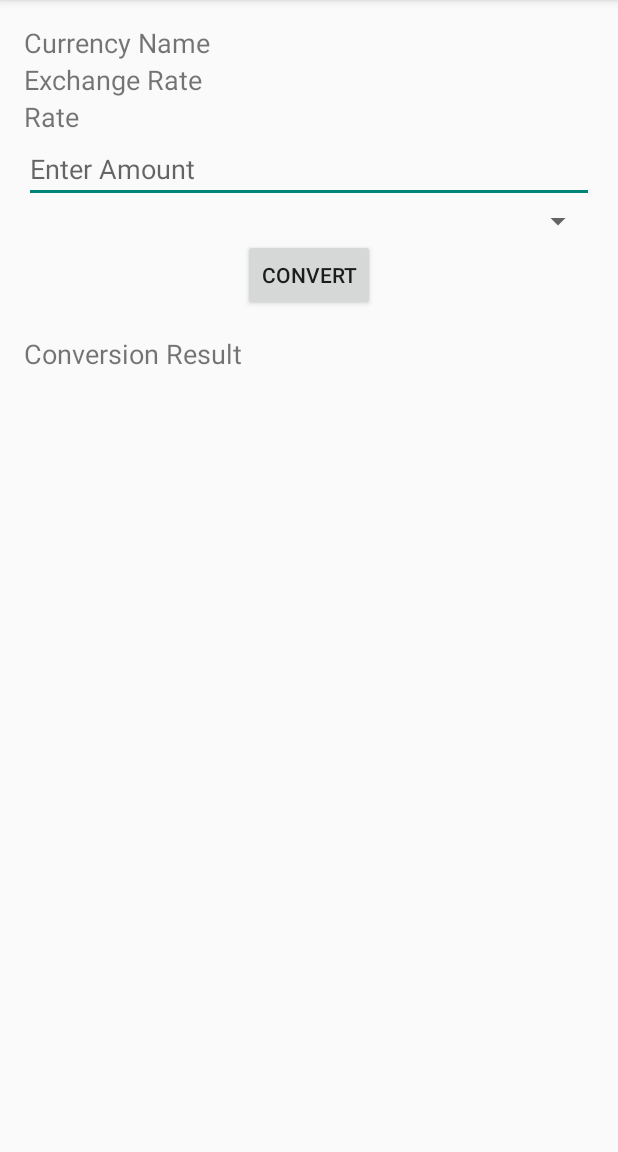
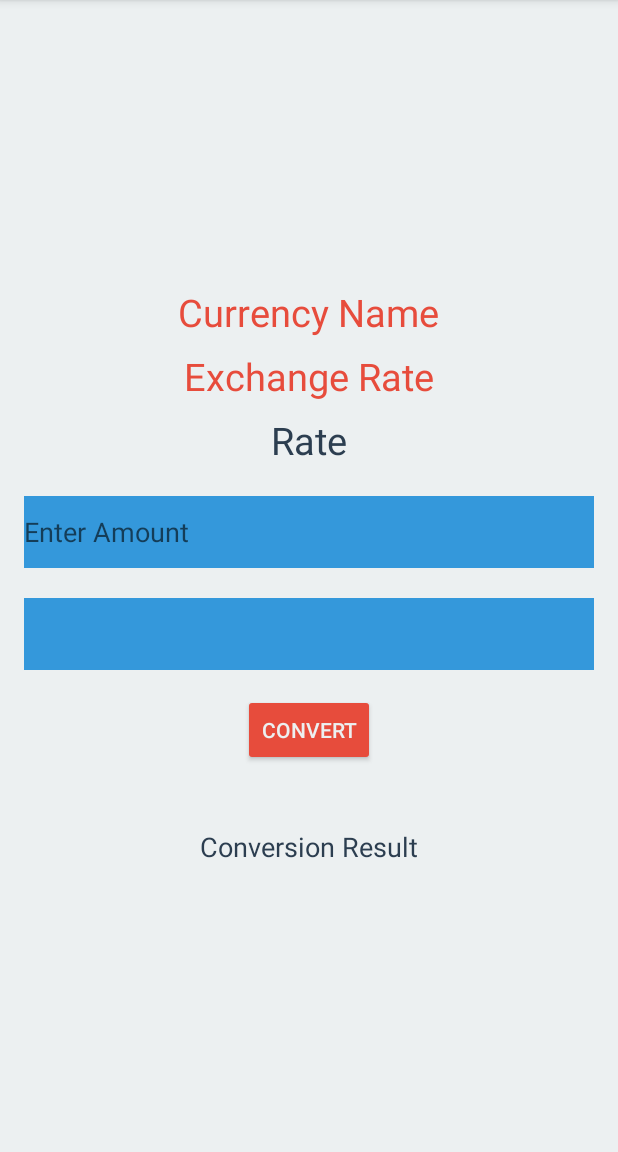
Before and after one commit to m-musila/Musila-Philip-s2034964-currencyApp, an Android app: the ConversionActivity screen opened directly, with no data from a screen before it, on a phone screen of 412 x 824 dp, the part 84-1236 px from its top. Run offline under Robolectric (Android 15) with nearby library versions, the phone set to English and light mode, and no system bars.

Commit message:
working portrait and landscape layouts

```diff
--- a/app/src/main/res/layout-land/activity_conversion.xml
+++ b/app/src/main/res/layout-land/activity_conversion.xml
@@ -2,57 +2,92 @@
 <LinearLayout xmlns:android="http://schemas.android.com/apk/res/android"
     android:layout_width="match_parent"
     android:layout_height="match_parent"
-    android:orientation="vertical"
+    android:background="@color/secondary"
+    android:orientation="horizontal"
+    android:gravity="center"
     android:padding="16dp">
 
+    <!-- Left side of the layout -->
     <LinearLayout
-        android:layout_width="match_parent"
+        android:layout_width="0dp"
         android:layout_height="wrap_content"
-        android:orientation="horizontal">
+        android:layout_weight="1"
+        android:orientation="vertical"
+        android:gravity="center"
+        android:paddingEnd="16dp">
 
-        <LinearLayout
-            android:layout_width="0dp"
+        <TextView
+            android:id="@+id/currencyNameTextView"
+            android:layout_width="wrap_content"
             android:layout_height="wrap_content"
-            android:layout_weight="1"
-            android:orientation="vertical">
+            android:text="Currency Name"
+            android:textSize="25sp"
+            android:textColor="@color/accent" />
 
-            <EditText
-                android:id="@+id/editTextAmountGBP"
-                android:layout_width="match_parent"
-                android:layout_height="wrap_content"
-                android:hint="Enter amount in GBP"
-                android:inputType="numberDecimal"/>
+        <TextView
+            android:id="@+id/rate"
+            android:layout_width="wrap_content"
+            android:layout_height="wrap_content"
+            android:text="Exchange Rate"
+            android:textSize="25sp"
+            android:textColor="@color/accent"
+            android:layout_marginTop="8dp" />
 
-            <EditText
-                android:id="@+id/editTextAmountOther"
-                android:layout_width="match_parent"
-                android:layout_height="wrap_content"
-                android:hint="Enter amount in other currency"
-                android:inputType="numberDecimal"/>
-
-        </LinearLayout>
-
-        <Spinner
-            android:id="@+id/spinnerDirection"
-            android:layout_width="0dp"
+        <TextView
+            android:id="@+id/exchangeRateTextView"
+            android:layout_width="wrap_content"
             android:layout_height="wrap_content"
-            android:layout_weight="1"/>
+            android:text="Rate"
+            android:textSize="25sp"
+            android:textColor="@color/text"
+            android:layout_marginTop="8dp" />
 
     </LinearLayout>
 
-    <Button
-        android:id="@+id/btnConvert"
-        android:layout_width="wrap_content"
+    <!-- Right side of the layout -->
+    <LinearLayout
+        android:layout_width="0dp"
         android:layout_height="wrap_content"
-        android:text="Convert"
-        android:layout_gravity="center"/>
+        android:layout_weight="1"
+        android:orientation="vertical"
+        android:gravity="center"
+        android:paddingStart="16dp">
 
-    <TextView
-        android:id="@+id/tvConversionResult"
-        android:layout_width="match_parent"
-        android:layout_height="wrap_content"
-        android:textSize="18sp"
-        android:paddingTop="16dp"
-        android:text="Conversion Result"/>
+        <EditText
+            android:id="@+id/amountEditText"
+            android:layout_width="match_parent"
+            android:layout_height="48dp"
+            android:hint="Enter Amount"
+            android:inputType="numberDecimal"
+            android:background="@color/primary"
+            android:layout_marginTop="20dp" />
+
+        <Spinner
+            android:id="@+id/conversionDirectionSpinner"
+            android:layout_width="match_parent"
+            android:layout_height="48dp"
+            android:background="@color/primary"
+            android:layout_marginTop="20dp" />
+
+        <Button
+            android:id="@+id/convertButton"
+            android:layout_width="wrap_content"
+            android:layout_height="wrap_content"
+            android:text="Convert"
+            android:backgroundTint="@color/accent"
+            android:textColor="@color/secondary"
+            android:layout_marginTop="16dp" />
+
+        <TextView
+            android:id="@+id/convertedAmountTextView"
+            android:layout_width="wrap_content"
+            android:layout_height="wrap_content"
+            android:textSize="18sp"
+            android:paddingTop="25dp"
+            android:text="Conversion Result"
+            android:textColor="@color/text"
+            android:layout_marginTop="16dp" />
+
+    </LinearLayout>
 
 </LinearLayout>
--- a/app/src/main/res/layout/activity_conversion.xml
+++ b/app/src/main/res/layout/activity_conversion.xml
@@ -2,7 +2,9 @@
 <LinearLayout xmlns:android="http://schemas.android.com/apk/res/android"
     android:layout_width="match_parent"
     android:layout_height="match_parent"
+    android:background="@color/secondary"
     android:orientation="vertical"
+    android:gravity="center"
     android:padding="16dp">
 
     <TextView
@@ -10,57 +12,59 @@
         android:layout_width="wrap_content"
         android:layout_height="wrap_content"
         android:text="Currency Name"
-        android:textSize="18sp" />
+        android:textSize="25sp"
+        android:textColor="@color/accent" />
 
     <TextView
         android:id="@+id/rate"
         android:layout_width="wrap_content"
         android:layout_height="wrap_content"
         android:text="Exchange Rate"
-        android:textSize="18sp" />
+        android:textSize="25sp"
+        android:textColor="@color/accent"
+        android:layout_marginTop="8dp" />
 
     <TextView
         android:id="@+id/exchangeRateTextView"
         android:layout_width="wrap_content"
         android:layout_height="wrap_content"
         android:text="Rate"
-        android:textSize="18sp" />
+        android:textSize="25sp"
+        android:textColor="@color/text"
+        android:layout_marginTop="8dp" />
 
     <EditText
         android:id="@+id/amountEditText"
         android:layout_width="match_parent"
-        android:layout_height="wrap_content"
+        android:layout_height="48dp"
         android:hint="Enter Amount"
-        android:inputType="numberDecimal" />
+        android:inputType="numberDecimal"
+        android:background="@color/primary"
+        android:layout_marginTop="20dp" />
 
     <Spinner
         android:id="@+id/conversionDirectionSpinner"
         android:layout_width="match_parent"
-        android:layout_height="wrap_content" />
+        android:layout_height="48dp"
+        android:background="@color/primary"
+        android:layout_marginTop="20dp" />
 
     <Button
         android:id="@+id/convertButton"
         android:layout_width="wrap_content"
         android:layout_height="wrap_content"
         android:text="Convert"
-        android:layout_gravity="center"/>
+        android:backgroundTint="@color/accent"
+        android:textColor="@color/secondary"
+        android:layout_marginTop="16dp" />
 
     <TextView
         android:id="@+id/convertedAmountTextView"
-        android:layout_width="match_parent"
+        android:layout_width="wrap_content"
         android:layout_height="wrap_content"
         android:textSize="18sp"
-        android:paddingTop="16dp"
-        android:text="Conversion Result"/>
-    <!-- ImageView for "No Internet" vector asset -->
-    <ImageView
-        android:id="@+id/noInternetImageView"
-        android:layout_width="wrap_content"
-        android:layout_height="wrap_content"
-        android:src="@drawable/no_internet_vector"
-        android:visibility="gone"
-        android:layout_gravity="center"
-        android:layout_marginTop="16dp"/>
-
-
+        android:paddingTop="25dp"
+        android:text="Conversion Result"
+        android:textColor="@color/text"
+        android:layout_marginTop="16dp" />
 </LinearLayout>
--- a/app/src/main/res/values/colors.xml
+++ b/app/src/main/res/values/colors.xml
@@ -12,5 +12,9 @@
     <color name="weak_currency">#F44336</color>
     <color name="very_weak_currency">#B71C1C</color>
     <color name="divider_color">#BDBDBD</color>
+    <color name="primary">#3498db</color>
+    <color name="secondary">#ecf0f1</color>
+    <color name="accent">#e74c3c</color>
+    <color name="text">#2c3e50</color>
 
 </resources>
```
Also changed, not shown: app/src/main/res/layout-land/activity_main.xml (+58 -9 lines), app/src/main/res/layout/activity_main.xml (+43 -67 lines).
